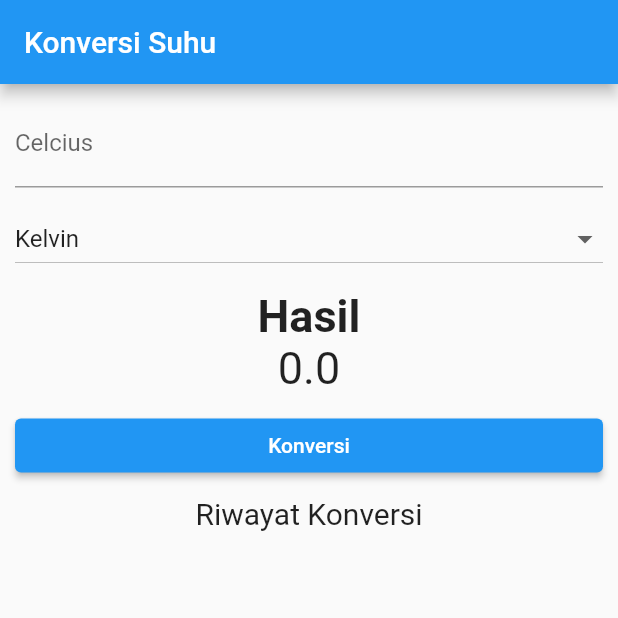
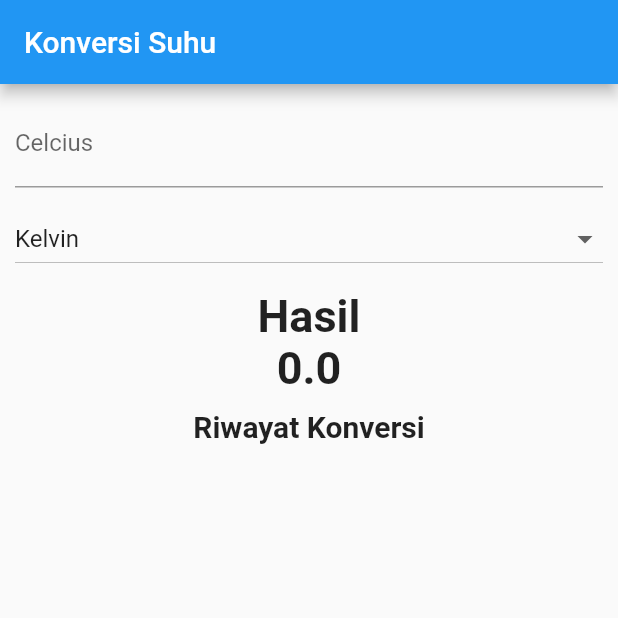
Before and after one commit to aisyahnadhira/flutter_konversi_suhu_1, a Flutter app: the screen it shows after launch, on a phone screen of 412 x 824 dp, the top half of it. Run offline on Flutter 3.47's test engine with Material 2 defaults, Android fonts, the phone set to English and light mode, and no system bars.

Commit message:
remove konversi button

```diff
--- a/lib/main.dart
+++ b/lib/main.dart
@@ -95,7 +95,8 @@ class _MyHomePageState extends State<MyHomePage> {
             targetHitung(
                 selectedDropdown: selectedDropdown,
                 listSatuanSuhu: listSatuanSuhu,
-                onDropdownChanged: onDropdownChanged),
+                onDropdownChanged: onDropdownChanged,
+                onPressed: konversiSuhu),
             SizedBox(
               height: 10,
             ),
@@ -110,15 +111,15 @@ class _MyHomePageState extends State<MyHomePage> {
             SizedBox(
               height: 10,
             ),
-            konversi(onPressed: konversiSuhu),
-            SizedBox(
-              height: 10,
-            ),
+            // konversi(onPressed: konversiSuhu),
+            // SizedBox(
+            //   height: 10,
+            // ),
             Text(
               "Riwayat Konversi",
               style: TextStyle(
                 fontSize: 20,
-                fontWeight: FontWeight.w400,
+                fontWeight: FontWeight.w700,
               ),
             ),
             SizedBox(
--- a/lib/widgets/hasilHitung.dart
+++ b/lib/widgets/hasilHitung.dart
@@ -14,7 +14,7 @@ class hasilHitung extends StatelessWidget {
       "$hasilPerhitungan",
       style: TextStyle(
         fontSize: 30,
-        fontWeight: FontWeight.w400,
+        fontWeight: FontWeight.w700,
       ),
     );
   }
--- a/lib/widgets/riwayatHitung.dart
+++ b/lib/widgets/riwayatHitung.dart
@@ -14,7 +14,10 @@ class riwayatHitung extends StatelessWidget {
         child: ListView.builder(
       itemCount: listHasil.length,
       itemBuilder: (BuildContext context, int index) {
-        return Text(listHasil[index]);
+        return Padding(
+          padding: const EdgeInsets.only(top: 8.0, bottom: 8.0),
+          child: Text(listHasil[index], style: TextStyle(fontSize: 20)),
+        );
       },
     ));
   }
--- a/lib/widgets/targetHitung.dart
+++ b/lib/widgets/targetHitung.dart
@@ -6,11 +6,13 @@ class targetHitung extends StatelessWidget {
     required this.selectedDropdown,
     required this.listSatuanSuhu,
     required this.onDropdownChanged,
+    required this.onPressed,
   }) : super(key: key);
 
   final String selectedDropdown;
   final List<String> listSatuanSuhu;
   final Function onDropdownChanged;
+  final Function onPressed;
 
   @override
   Widget build(BuildContext context) {
@@ -25,6 +27,7 @@ class targetHitung extends StatelessWidget {
       }).toList(),
       onChanged: (value) {
         onDropdownChanged(value);
+        onPressed();
       },
     );
   }
```
